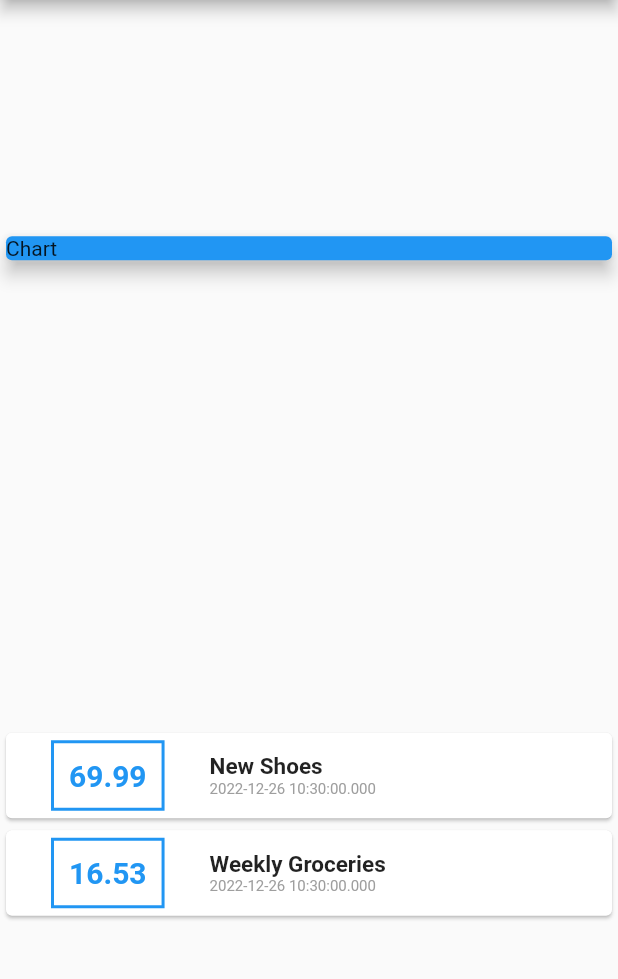
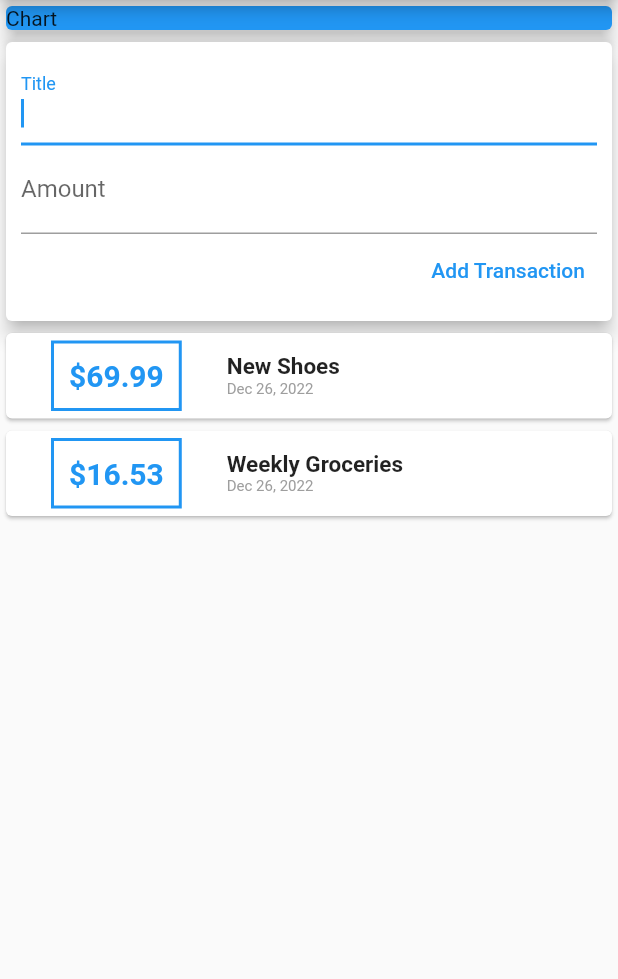
Before and after one commit to therealmai/expensify, a Flutter app: the screen it shows after launch, on a phone screen of 412 x 824 dp, the part 84-1063 px from its top. Run offline on Flutter 3.47's test engine with Material 2 defaults, Android fonts, the phone set to English and light mode, and no system bars.

Commit message:
making the widgets stateful

```diff
--- a/lib/main.dart
+++ b/lib/main.dart
@@ -1,6 +1,8 @@
 import 'package:flutter/material.dart';
 
-import 'transaction.dart';
+import './widgets/user_transaction.dart';
+
+
 
 void main() => runApp(MyApp());
 
@@ -15,20 +17,9 @@ class MyApp extends StatelessWidget {
 }
 
 class MyHomePage extends StatelessWidget {
-  final List<Transaction> transaction = [
-    Transaction(
-      id: 't1',
-      title: 'New Shoes',
-      amount: 69.99,
-      date: DateTime.now(),
-    ),
-    Transaction(
-      id: 't2',
-      title: 'Weekly Groceries',
-      amount: 16.53,
-      date: DateTime.now(),
-    )
-  ];
+
+  final titleController = TextEditingController();
+  final amountController = TextEditingController();
 
   @override
   Widget build(BuildContext context) {
@@ -37,7 +28,7 @@ class MyHomePage extends StatelessWidget {
         title: Text('Expensify'),
       ),
       body: Column(
-        mainAxisAlignment: MainAxisAlignment.spaceAround,
+        mainAxisAlignment: MainAxisAlignment.start,
         crossAxisAlignment: CrossAxisAlignment.stretch,
         children: <Widget>[
           Container(
@@ -47,46 +38,7 @@ class MyHomePage extends StatelessWidget {
               elevation: 5,
             ),
           ),
-          Column(
-            children: transaction.map((e) {
-              return Card(
-                child: Row(
-                  children: <Widget>[
-                    Container(
-                      margin: EdgeInsets.symmetric(vertical: 5, horizontal: 30),
-                      decoration: BoxDecoration(
-                        border: Border.all(color: Colors.blue, width: 2),
-                      ),
-                      padding: EdgeInsets.all(10),
-                      child: Text(
-                        e.amount.toString(),
-                        style: TextStyle(
-                            fontWeight: FontWeight.bold,
-                            fontSize: 20,
-                            color: Colors.blue),
-                      ),
-                    ),
-                    Column(
-                      crossAxisAlignment: CrossAxisAlignment.start,
-                      children: <Widget>[
-                        Text(
-                          e.title,
-                          style: TextStyle(
-                            fontWeight: FontWeight.bold,
-                            fontSize: 15,
-                          ),
-                        ),
-                        Text(
-                          e.date.toString(),
-                          style: TextStyle(color: Colors.grey, fontSize: 10),
-                        ),
-                      ],
-                    ),
-                  ],
-                ),
-              );
-            }).toList(),
-          )
+          UserTransaction(),
         ],
       ),
     );
--- a/lib/transaction.dart
+++ b/lib/models/transaction.dart
@@ -1,5 +1,4 @@
-import 'package:flutter/foundation.dart';
-
+// import 'package:flutter/foundation.dart';
 class Transaction{
   final String id;
   final String title;
--- /dev/null
+++ b/lib/widgets/new_transaction.dart
@@ -0,0 +1,43 @@
+import 'package:flutter/material.dart';
+
+class NewTransaction extends StatelessWidget {
+  final titleController = TextEditingController();
+  final amountController = TextEditingController();
+  final Function addTransaction;
+
+  NewTransaction(this.addTransaction);
+
+  @override
+  Widget build(BuildContext context) {
+    return Card(
+      elevation: 5,
+      child: Container(
+        padding: EdgeInsets.all(10),
+        child: Column(
+          crossAxisAlignment: CrossAxisAlignment.end,
+          children: <Widget>[
+            TextField(
+              autocorrect: true,
+              autofocus: true,
+              decoration: InputDecoration(labelText: 'Title'),
+              controller: titleController,
+            ),
+            TextField(
+              autocorrect: true,
+              autofocus: true,
+              decoration: InputDecoration(labelText: 'Amount'),
+              controller: amountController,
+            ),
+            TextButton(
+              onPressed: () {
+                addTransaction(titleController.text, double.parse(amountController.text));
+              },
+              child: Text('Add Transaction'),
+              style: TextButton.styleFrom(foregroundColor: Colors.blue),
+            )
+          ],
+        ),
+      ),
+    );
+  }
+}
--- /dev/null
+++ b/lib/widgets/transaction_list.dart
@@ -0,0 +1,52 @@
+import 'package:flutter/material.dart';
+import 'package:intl/intl.dart';
+import '../models/transaction.dart';
+
+class TransactionList extends StatelessWidget {
+  final List<Transaction> transactions;
+  TransactionList(this.transactions);
+
+  @override
+  Widget build(BuildContext context) {
+    return Column(
+      children: transactions.map((e) {
+        return Card(
+          child: Row(
+            children: <Widget>[
+              Container(
+                margin: EdgeInsets.symmetric(vertical: 5, horizontal: 30),
+                decoration: BoxDecoration(
+                  border: Border.all(color: Colors.blue, width: 2),
+                ),
+                padding: EdgeInsets.all(10),
+                child: Text(
+                  ('\$${e.amount}'),
+                  style: TextStyle(
+                      fontWeight: FontWeight.bold,
+                      fontSize: 20,
+                      color: Colors.blue),
+                ),
+              ),
+              Column(
+                crossAxisAlignment: CrossAxisAlignment.start,
+                children: <Widget>[
+                  Text(
+                    e.title,
+                    style: TextStyle(
+                      fontWeight: FontWeight.bold,
+                      fontSize: 15,
+                    ),
+                  ),
+                  Text(
+                    DateFormat.yMMMd().format(e.date),
+                    style: TextStyle(color: Colors.grey, fontSize: 10),
+                  ),
+                ],
+              ),
+            ],
+          ),
+        );
+      }).toList(),
+    );
+  }
+}
--- /dev/null
+++ b/lib/widgets/user_transaction.dart
@@ -0,0 +1,48 @@
+import 'package:flutter/material.dart';
+
+import 'new_transaction.dart';
+import 'transaction_list.dart';
+import '../models/transaction.dart';
+
+
+class UserTransaction extends StatefulWidget {
+  @override
+  __UserTransactionState createState() => __UserTransactionState();
+}
+
+class __UserTransactionState extends State<UserTransaction> {
+  final List<Transaction> _userTransaction = [
+    Transaction(
+      id: 't1',
+      title: 'New Shoes',
+      amount: 69.99,
+      date: DateTime.now(),
+    ),
+    Transaction(
+      id: 't2',
+      title: 'Weekly Groceries',
+      amount: 16.53,
+      date: DateTime.now(),
+    )
+  ];
+
+  void _addNewTransaction(String txTitle, double txAmount){
+    final newTx = Transaction(id: DateTime.now().toString(), title: txTitle, amount: txAmount, date: DateTime.now());
+
+    setState(() {
+    _userTransaction.add(newTx);
+  });
+
+  }
+
+
+  @override
+  Widget build(BuildContext context) {
+    return Column(
+      children: <Widget>[
+        NewTransaction(_addNewTransaction),
+        TransactionList(_userTransaction),
+      ],
+    );
+  }
+}
--- a/pubspec.yaml
+++ b/pubspec.yaml
@@ -36,6 +36,7 @@ dependencies:
   # The following adds the Cupertino Icons font to your application.
   # Use with the CupertinoIcons class for iOS style icons.
   cupertino_icons: ^1.0.2
+  intl: ^0.18.0
 
 dev_dependencies:
   flutter_test:
```
Also changed, not shown: pubspec.lock.
